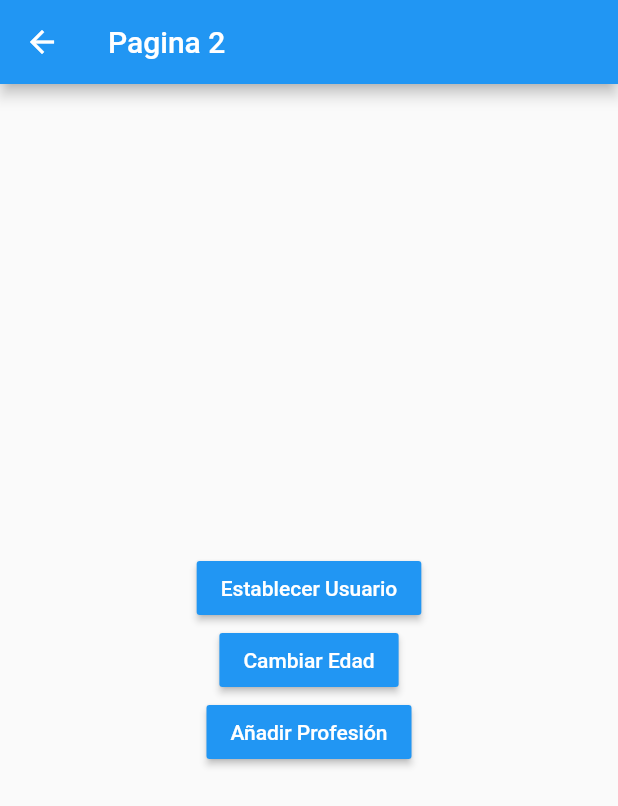
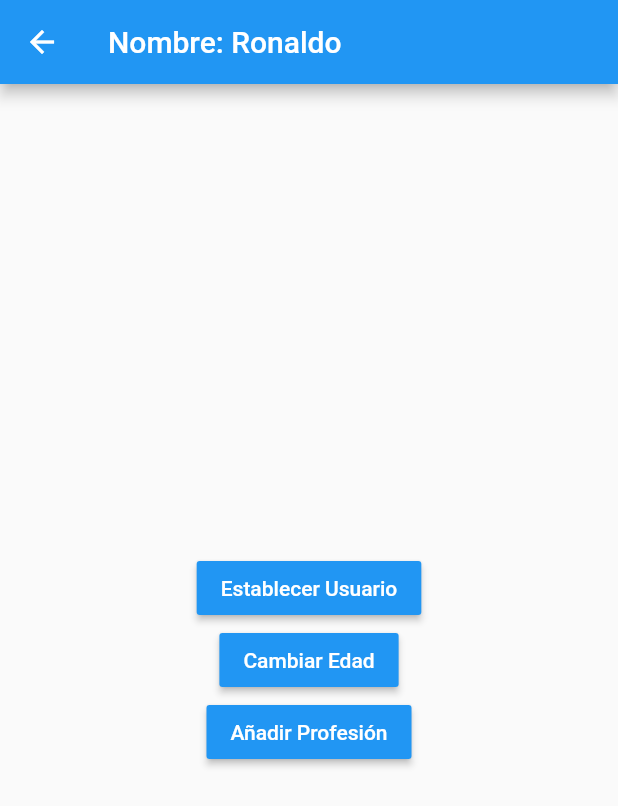
Before and after one commit to iKurito/fl_estados, a Flutter app: the Pagina2Page screen opened by its route, after a tap on "Establecer Usuario", on a phone screen of 412 x 824 dp. Shown: the top 806 px of the screen. Run offline on Flutter 3.47's test engine with Material 2 defaults, Android fonts, the light colour scheme and no system bars; accounts and stored records are empty.

Commit message:
Fin Singleton

```diff
--- /dev/null
+++ b/lib/models/models.dart
@@ -0,0 +1 @@
+export 'package:fl_estados/models/usuario.dart';
--- a/lib/models/usuario.dart
+++ b/lib/models/usuario.dart
@@ -6,6 +6,6 @@ class Usuario {
   Usuario({
     required this.nombre,
     required this.edad,
-    required this.profesiones
+    this.profesiones = const []
   });
 }
--- a/lib/pages/pagina1_page.dart
+++ b/lib/pages/pagina1_page.dart
@@ -1,4 +1,7 @@
 import 'package:flutter/material.dart';
+
+import 'package:fl_estados/models/models.dart';
+import 'package:fl_estados/services/services.dart';
 
 class Pagina1Page extends StatelessWidget {
 
@@ -10,7 +13,14 @@ class Pagina1Page extends StatelessWidget {
       appBar: AppBar(
         title: const Text('Pagina 1'),
       ),
-      body: const InformacionUsuario(),
+      body: StreamBuilder(
+        stream: usuarioService.usuarioStream,
+        builder: (BuildContext context, AsyncSnapshot snapshot) {
+          return snapshot.hasData
+            ? InformacionUsuario(usuario: snapshot.data)
+            : const Center(child: Text('No hay información de usuario'));
+        },
+      ),
       floatingActionButton: FloatingActionButton(
         child: const Icon(Icons.accessibility_new),
         onPressed: () => Navigator.pushNamed(context, 'pagina2'),
@@ -22,7 +32,10 @@ class Pagina1Page extends StatelessWidget {
 class InformacionUsuario extends StatelessWidget {
   const InformacionUsuario({
     Key? key,
+    required this.usuario
   }) : super(key: key);
+
+  final Usuario usuario;
 
   @override
   Widget build(BuildContext context) {
@@ -34,16 +47,16 @@ class InformacionUsuario extends StatelessWidget {
         physics: const BouncingScrollPhysics(),
         child: Column(
           crossAxisAlignment: CrossAxisAlignment.start,
-          children:  const [
-            Text('General', style: TextStyle(fontSize: 18, fontWeight: FontWeight.bold)),
-            Divider(),
-            ListTile(title: Text('Nombre: ')),
-            ListTile(title: Text('Edad: ')),
-            Text('Profesiones', style: TextStyle(fontSize: 18, fontWeight: FontWeight.bold)),
-            Divider(),
-            ListTile(title: Text('Profesion: 1')),
-            ListTile(title: Text('Profesion: 1')),
-            ListTile(title: Text('Profesion: 1')),
+          children: [
+            const Text('General', style: TextStyle(fontSize: 18, fontWeight: FontWeight.bold)),
+            const Divider(),
+            ListTile(title: Text('Nombre: ${usuario.nombre}')),
+            ListTile(title: Text('Edad: ${usuario.edad}')),
+            const Text('Profesiones', style: TextStyle(fontSize: 18, fontWeight: FontWeight.bold)),
+            const Divider(),
+            const ListTile(title: Text('Profesion: 1')),
+            const ListTile(title: Text('Profesion: 1')),
+            const ListTile(title: Text('Profesion: 1')),
           ],
         ),
       )
--- a/lib/pages/pagina2_page.dart
+++ b/lib/pages/pagina2_page.dart
@@ -1,4 +1,7 @@
 import 'package:flutter/material.dart';
+
+import 'package:fl_estados/models/models.dart';
+import 'package:fl_estados/services/services.dart';
 
 class Pagina2Page extends StatelessWidget {
 
@@ -8,7 +11,14 @@ class Pagina2Page extends StatelessWidget {
   Widget build(BuildContext context) {
     return Scaffold(
       appBar: AppBar(
-        title: const Text('Pagina 2'),
+        title: StreamBuilder(
+          stream: usuarioService.usuarioStream,
+          builder: (BuildContext context, AsyncSnapshot snapshot) {
+            return snapshot.hasData
+              ? Text('Nombre: ${snapshot.data.nombre}')
+              : const Text('Pagina 2');
+          },
+        )
       ),
       body: Center(
          child: Column(
@@ -17,14 +27,15 @@ class Pagina2Page extends StatelessWidget {
             MaterialButton(
               color: Colors.blue,
               onPressed: () {
-
+                final nuevoUsuario = Usuario(nombre: 'Ronaldo', edad: 25);
+                usuarioService.cargarUsuario(nuevoUsuario);
               },
               child: const Text('Establecer Usuario', style: TextStyle(color: Colors.white)),
             ),
             MaterialButton(
               color: Colors.blue,
               onPressed: () {
-
+                usuarioService.cambiarEdad(32);
               },
               child: const Text('Cambiar Edad', style: TextStyle(color: Colors.white)),
             ),
--- /dev/null
+++ b/lib/services/services.dart
@@ -0,0 +1 @@
+export 'package:fl_estados/services/usuario_service.dart';
--- /dev/null
+++ b/lib/services/usuario_service.dart
@@ -0,0 +1,29 @@
+import 'dart:async';
+
+import 'package:fl_estados/models/models.dart';
+
+class _UsuarioService {
+  Usuario? _usuario;
+
+  final StreamController<Usuario?> _usuarioStreamController = StreamController<Usuario?>.broadcast();
+
+  Usuario? get usuario => _usuario;
+  bool get existeUsuario => _usuario != null ? true : false;
+  Stream<Usuario?> get usuarioStream => _usuarioStreamController.stream;
+
+  void cargarUsuario(Usuario user) {
+    _usuario = user;
+    _usuarioStreamController.add(user);
+  }
+
+  void cambiarEdad(int edad) {
+    _usuario!.edad = edad;
+    _usuarioStreamController.add(_usuario);
+  }
+
+  dispose() {
+    _usuarioStreamController.close();
+  }
+}
+
+final usuarioService = _UsuarioService();
```
